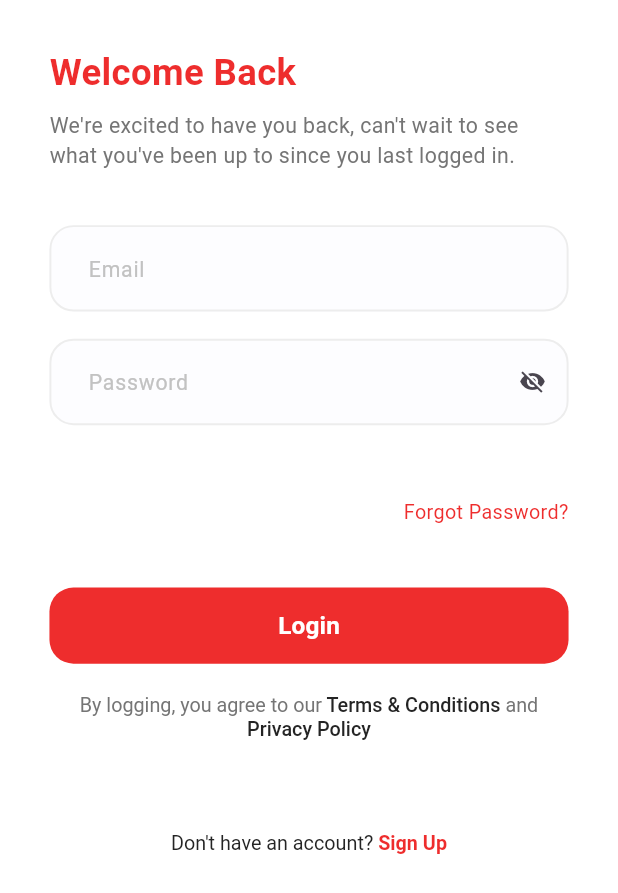
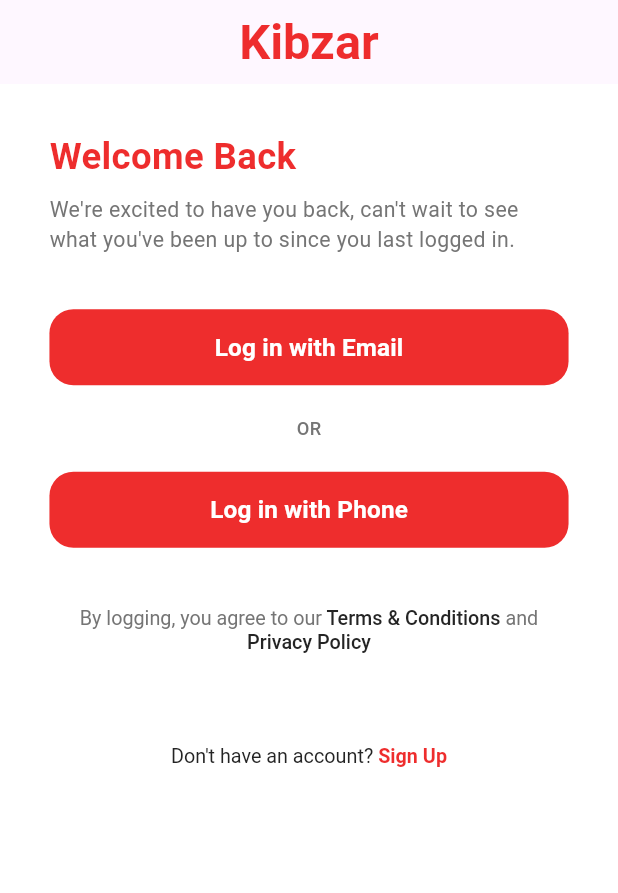
Before and after one commit to AimenAlamin/al_pazar, a Flutter app: the screen it shows after launch, on a phone screen of 412 x 824 dp. Shown: the top 893 px of the screen. Run offline on Flutter 3.47's test engine with Material 3 defaults, Android fonts, the light colour scheme and no system bars; our stand-ins replace flutter_screenutil.

Commit message:
modified login ui

```diff
--- a/lib/core/helpers/app_regex.dart
+++ b/lib/core/helpers/app_regex.dart
@@ -10,9 +10,9 @@
         .hasMatch(password);
   }
 
-  // static bool isPhoneNumberValid(String phoneNumber) {
-  //   return RegExp(r'^7\d{8}$').hasMatch(phoneNumber);
-  // }
+  static bool isPhoneNumberValid(String phoneNumber) {
+    return RegExp(r'^7\d{8}$').hasMatch(phoneNumber);
+  }
 
   static bool hasLowerCase(String password) {
     return RegExp(r'^(?=.*[a-z])').hasMatch(password);
--- a/lib/core/routing/app_router.dart
+++ b/lib/core/routing/app_router.dart
@@ -1,5 +1,7 @@
 import 'package:al_pazar/core/routing/routes.dart';
-import 'package:al_pazar/features/login/login_screen.dart';
+import 'package:al_pazar/features/login/login_email_screen.dart';
+import 'package:al_pazar/features/login/login_phone_screen.dart';
+import 'package:al_pazar/features/login/onboarding_login_screen.dart';
 import 'package:al_pazar/features/sign_up/ui/sign_up_screen.dart';
 import 'package:flutter/material.dart';
 
@@ -9,14 +11,23 @@
     //final arguments = settings.arguments;
 
     switch (settings.name) {
-      case Routes.loginScreen:
+      case Routes.onBoardingLoginScreen:
         return MaterialPageRoute(
-          builder: (_) => const LoginScreen(),
+          builder: (_) => const OnBoardingLoginScreen(),
         );
-      case Routes.signUpScreen:
+      case Routes.onBoardingSignupScreen:
         return MaterialPageRoute(
-          builder: (_) => const SignupScreen(),
+          builder: (_) => const OnBoardingSignupScreen(),
         );
+      case Routes.loginEmailScreen:
+        return MaterialPageRoute(
+          builder: (_) => const LoginEmailScreen(),
+        );
+      case Routes.loginPhoneScreen:
+        return MaterialPageRoute(
+          builder: (_) => const LoginPhoneScreen(),
+        );
+
       // case Routes.loginScreen:
       //   return MaterialPageRoute(
       //     builder: (_) => BlocProvider(
--- a/lib/core/routing/routes.dart
+++ b/lib/core/routing/routes.dart
@@ -1,6 +1,9 @@
 class Routes {
-  static const String onBoardingScreen = '/onBoardingScreen';
-  static const String loginScreen = '/loginScreen';
-  static const String signUpScreen = '/signUpScreen';
+  static const String onBoardingLoginScreen = '/onBoardingLoginScreen';
+  static const String loginEmailScreen = '/loginEmailScreen';
+  static const String loginPhoneScreen = '/loginPhoneScreen';
+  static const String onBoardingSignupScreen = '/onBoardingSignupScreen';
+  static const String signUpEmailScreen = '/signUpEmailScreen';
+  static const String signUpPhoneScreen = '/signUpPhoneScreen';
   static const String homeScreen = '/homeScreen';
 }
--- a/lib/core/theming/widgets/app_text_button.dart
+++ b/lib/core/theming/widgets/app_text_button.dart
@@ -29,21 +29,21 @@
   Widget build(BuildContext context) {
     return TextButton(
       style: ButtonStyle(
-        shape: MaterialStateProperty.all<RoundedRectangleBorder>(
+        shape: WidgetStateProperty.all<RoundedRectangleBorder>(
           RoundedRectangleBorder(
             borderRadius: BorderRadius.circular(borderRadius ?? 16.0),
           ),
         ),
-        backgroundColor: MaterialStatePropertyAll(
+        backgroundColor: WidgetStatePropertyAll(
           backgroundColor ?? ColorsManager.mainBlue,
         ),
-        padding: MaterialStateProperty.all<EdgeInsets>(
+        padding: WidgetStateProperty.all<EdgeInsets>(
           EdgeInsets.symmetric(
             horizontal: horizontalPadding?.w ?? 12.w,
             vertical: verticalPadding?.h ?? 14.h,
           ),
         ),
-        fixedSize: MaterialStateProperty.all(
+        fixedSize: WidgetStateProperty.all(
           Size(buttonWidth?.w ?? double.maxFinite, buttonHeight ?? 50.h),
         ),
       ),
--- a/lib/features/login/login_screen.dart
+++ b/lib/features/login/login_email_screen.dart
@@ -5,11 +5,9 @@
 import '../../core/helpers/spacing.dart';
 import '../../core/theming/styles.dart';
 import '../../core/theming/widgets/app_text_button.dart';
-import 'ui/dont_have_account.dart';
-import 'ui/terms_and_conditions_text.dart';
 
-class LoginScreen extends StatelessWidget {
-  const LoginScreen({super.key});
+class LoginEmailScreen extends StatelessWidget {
+  const LoginEmailScreen({super.key});
 
   @override
   Widget build(BuildContext context) {
@@ -21,20 +19,29 @@
             child: Column(
               crossAxisAlignment: CrossAxisAlignment.start,
               children: [
+                // Back button at the top
+                Row(
+                  children: [
+                    IconButton(
+                      icon: const Icon(Icons.arrow_back, color: Colors.black),
+                      onPressed: () {
+                        Navigator.pop(
+                            context); // Go back to the previous screen
+                      },
+                    ),
+                  ],
+                ),
+
+                // Screen title
                 Text(
-                  'Welcome Back',
+                  'Log in with Email',
                   style: TextStyles.font24BlueBold,
-                ),
-                verticalSpace(8),
-                Text(
-                  'We\'re excited to have you back, can\'t wait to see what you\'ve been up to since you last logged in.',
-                  style: TextStyles.font14GrayRegular,
                 ),
                 verticalSpace(36),
                 Column(
                   children: [
                     const EmailAndPassword(),
-                    verticalSpace(24),
+                    verticalSpace(34),
                     Align(
                       alignment: AlignmentDirectional.centerEnd,
                       child: Text(
@@ -50,11 +57,6 @@
                         // validateThenDoLogin(context);
                       },
                     ),
-                    verticalSpace(16),
-                    const TermsAndConditionsText(),
-                    verticalSpace(60),
-                    const DontHaveAccountText(),
-                    //const LoginBlocListener(),
                   ],
                 ),
               ],
--- /dev/null
+++ b/lib/features/login/onboarding_login_screen.dart
@@ -0,0 +1,75 @@
+import 'package:al_pazar/core/helpers/extensions.dart';
+import 'package:flutter/material.dart';
+import 'package:flutter_screenutil/flutter_screenutil.dart';
+
+import '../../core/helpers/spacing.dart';
+import '../../core/routing/routes.dart';
+import '../../core/theming/styles.dart';
+import '../../core/theming/widgets/app_text_button.dart';
+import 'ui/dont_have_account.dart';
+import 'ui/terms_and_conditions_text.dart';
+
+class OnBoardingLoginScreen extends StatelessWidget {
+  const OnBoardingLoginScreen({super.key});
+
+  @override
+  Widget build(BuildContext context) {
+    return Scaffold(
+      appBar: AppBar(
+        title: Text('Kibzar', style: TextStyles.font32BlueBold),
+        centerTitle: true,
+      ),
+      body: SafeArea(
+        child: Padding(
+          padding: EdgeInsets.symmetric(horizontal: 30.w, vertical: 30.h),
+          child: SingleChildScrollView(
+            child: Column(
+              crossAxisAlignment: CrossAxisAlignment.start,
+              children: [
+                Text(
+                  'Welcome Back',
+                  style: TextStyles.font24BlueBold,
+                ),
+                verticalSpace(8),
+                Text(
+                  'We\'re excited to have you back, can\'t wait to see what you\'ve been up to since you last logged in.',
+                  style: TextStyles.font14GrayRegular,
+                ),
+                verticalSpace(36),
+                Column(
+                  children: [
+                    AppTextButton(
+                      buttonText: "Log in with Email",
+                      textStyle: TextStyles.font16WhiteSemiBold,
+                      onPressed: () {
+                        context.pushNamed(Routes.loginEmailScreen);
+                      },
+                    ),
+                    verticalSpace(20),
+                    Text(
+                      'OR',
+                      style: TextStyles.font12GrayMedium,
+                    ),
+                    verticalSpace(20),
+                    AppTextButton(
+                      buttonText: "Log in with Phone",
+                      textStyle: TextStyles.font16WhiteSemiBold,
+                      onPressed: () {
+                        context.pushNamed(Routes.loginPhoneScreen);
+                      },
+                    ),
+                    verticalSpace(35),
+                    const TermsAndConditionsText(),
+                    verticalSpace(60),
+                    const DontHaveAccountText(),
+                    //const LoginBlocListener(),
+                  ],
+                ),
+              ],
+            ),
+          ),
+        ),
+      ),
+    );
+  }
+}
--- a/lib/features/login/ui/dont_have_account.dart
+++ b/lib/features/login/ui/dont_have_account.dart
@@ -23,7 +23,7 @@
             style: TextStyles.font13BlueSemiBold,
             recognizer: TapGestureRecognizer()
               ..onTap = () {
-                context.pushReplacementNamed(Routes.signUpScreen);
+                context.pushReplacementNamed(Routes.onBoardingSignupScreen);
               },
           ),
         ],
--- a/lib/features/login/ui/email_and_password.dart
+++ b/lib/features/login/ui/phone_and_password.dart
@@ -5,14 +5,14 @@
 import '../../../../core/helpers/app_regex.dart';
 import '../../../../core/helpers/spacing.dart';
 
-class EmailAndPassword extends StatefulWidget {
-  const EmailAndPassword({super.key});
+class PhoneAndPassword extends StatefulWidget {
+  const PhoneAndPassword({super.key});
 
   @override
-  State<EmailAndPassword> createState() => _EmailAndPasswordState();
+  State<PhoneAndPassword> createState() => _EmailAndPasswordState();
 }
 
-class _EmailAndPasswordState extends State<EmailAndPassword> {
+class _EmailAndPasswordState extends State<PhoneAndPassword> {
   bool isObscureText = true;
 
   bool hasLowercase = false;
@@ -50,17 +50,18 @@
       child: Column(
         children: [
           AppTextFormField(
-            hintText: 'Email',
+            hintText: 'Phone Number',
+            keyboardType: TextInputType.phone,
             validator: (value) {
               if (value == null ||
                   value.isEmpty ||
                   !AppRegex.isEmailValid(value)) {
-                return 'Please enter a valid email';
+                return 'Please enter a valid number that starts with +90';
               }
             },
             //controller: context.read<LoginCubit>().emailController,
           ),
-          verticalSpace(18),
+          verticalSpace(28),
           AppTextFormField(
             //controller: context.read<LoginCubit>().passwordController,
             hintText: 'Password',
--- a/lib/features/sign_up/ui/sign_up_screen.dart
+++ b/lib/features/sign_up/ui/sign_up_screen.dart
@@ -8,8 +8,8 @@
 import '../../login/ui/terms_and_conditions_text.dart';
 import 'widgets/already_have_account_text.dart';
 
-class SignupScreen extends StatelessWidget {
-  const SignupScreen({super.key});
+class OnBoardingSignupScreen extends StatelessWidget {
+  const OnBoardingSignupScreen({super.key});
 
   @override
   Widget build(BuildContext context) {
--- a/lib/features/sign_up/ui/widgets/already_have_account_text.dart
+++ b/lib/features/sign_up/ui/widgets/already_have_account_text.dart
@@ -23,7 +23,7 @@
             style: TextStyles.font13BlueSemiBold,
             recognizer: TapGestureRecognizer()
               ..onTap = () {
-                context.pushReplacementNamed(Routes.loginScreen);
+                context.pushReplacementNamed(Routes.onBoardingLoginScreen);
               },
           ),
         ],
--- a/lib/pazar_app.dart
+++ b/lib/pazar_app.dart
@@ -21,7 +21,7 @@
           scaffoldBackgroundColor: Colors.white,
         ),
         debugShowCheckedModeBanner: false,
-        initialRoute: Routes.loginScreen,
+        initialRoute: Routes.onBoardingLoginScreen,
         onGenerateRoute: appRouter.generateRoute,
       ),
     );
```
Also changed, not shown: lib/features/login/login_phone_screen.dart (added, +70 -0 lines).
